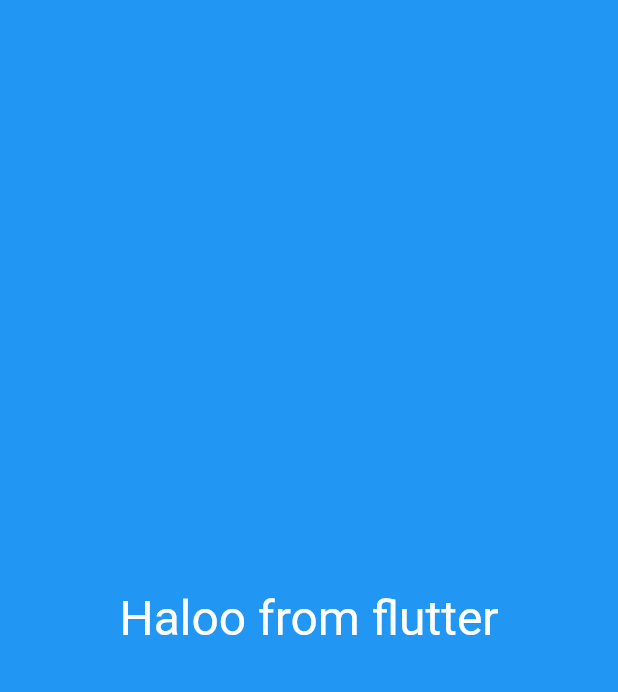
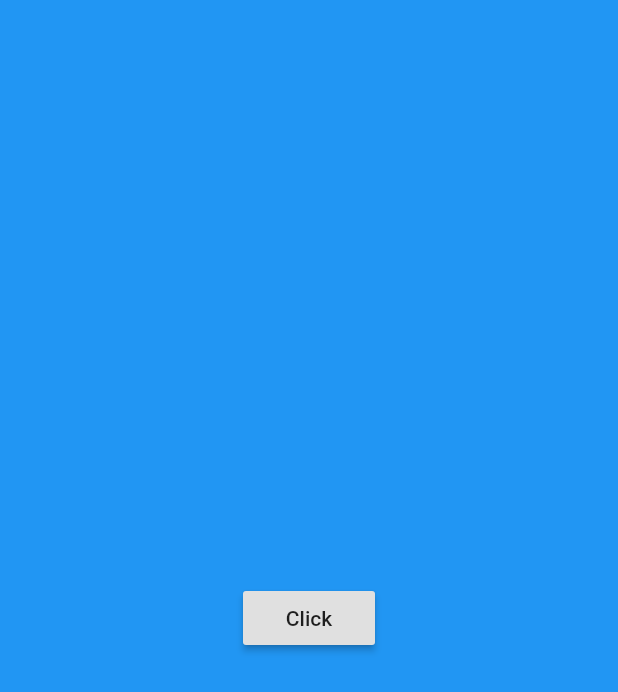
Before and after one commit to Pawid-Priyanto/flutter-basic, a Flutter app: the screen it shows after launch, on a phone screen of 412 x 824 dp. Shown: the top 692 px of the screen. Run offline on Flutter 3.47's test engine with Material 2 defaults, Android fonts, the phone set to English and light mode, and no system bars.

```diff
--- a/lib/main.dart
+++ b/lib/main.dart
@@ -2,18 +2,41 @@ import 'package:flutter/material.dart';
 
 void main() {
   runApp(
-   MyStatelesswidget()
+   MyStatefullWidget()
   );
 }
+class MyStatefullWidget extends StatefulWidget {
+  @override
+  _MyStatefullWidgetState createState() => _MyStatefullWidgetState();
+}
 
-class MyStatelesswidget extends StatelessWidget {
+class _MyStatefullWidgetState extends State<MyStatefullWidget> {
+
+  var myColor = Colors.blue;
+
+  changeColor(){
+    setState(() {
+      myColor = Colors.green;
+    });
+    print(myColor);
+
+    print(myColor);
+  }
   @override
   Widget build(BuildContext context) {
-    return  Container(
-      color: Colors.blue,
+    return MaterialApp(
+    home: Container(
+      color: myColor,
       child: Center(
-        child: Text("Haloo from flutter", textDirection: TextDirection.ltr, style: TextStyle(fontSize:32.0, color: Colors.white))
-      ) // center
-    ); // container
+        child: RaisedButton(
+          child: Text("Click", textDirection: TextDirection.ltr),
+          onPressed: (){
+            print("Hi from mystatefullwidget");
+            changeColor();
+          },
+         ),
+        ),
+        ),
+    );
   }
 }
```
